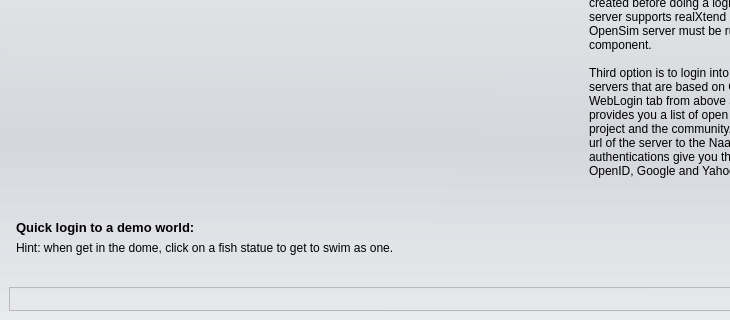
This is UiModule/ui/TraditionalLoginWidget.ui in realXtend/tundra as Qt 5 draws it before an edit; both pictures show x 0 to 730 and y 192 to 512 of the 944 by 512 pixel window. The edited form follows.
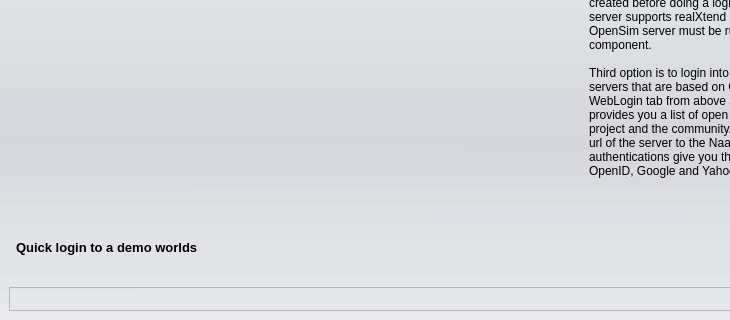
This is the edited form.

Commit message: * Added second demo world and changed ui accordingly

What changed in the file:
```diff
--- a/UiModule/ui/TraditionalLoginWidget.ui
+++ b/UiModule/ui/TraditionalLoginWidget.ui
@@ -390,17 +390,7 @@
                </font>
               </property>
               <property name="text">
-               <string>Quick login to a demo world:</string>
-              </property>
-              <property name="indent">
-               <number>7</number>
-              </property>
-             </widget>
-            </item>
-            <item>
-             <widget class="QLabel" name="label_2">
-              <property name="text">
-               <string>Hint: when get in the dome, click on a fish statue to get to swim as one.</string>
+               <string>Quick login to a demo worlds</string>
               </property>
               <property name="indent">
                <number>7</number>
```
The commit also changes 5 other files.
